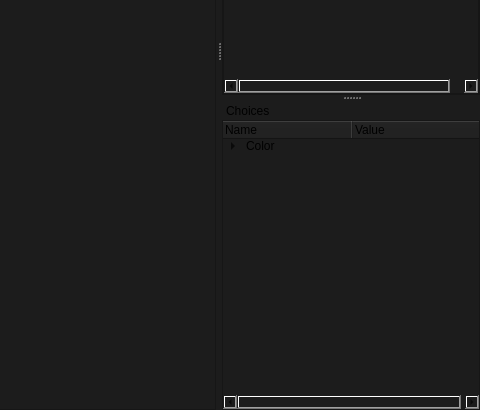
The window that smartprop_editor/main.ui (dertwist/Hammer5Tools) describes before a commit, drawn with Qt 5; both pictures show x 800 to 1280 and y 310 to 720 of the 1280 by 720 pixel window.
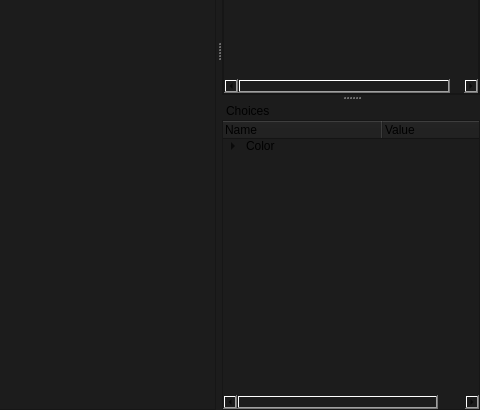
The same window after the commit. Icons and pictures are not drawn.

Commit message: Image viewer zoom in and out

Patch:
```diff
--- a/smartprop_editor/main.ui
+++ b/smartprop_editor/main.ui
@@ -1123,6 +1123,9 @@
        <attribute name="headerMinimumSectionSize">
         <number>130</number>
        </attribute>
+       <attribute name="headerDefaultSectionSize">
+        <number>160</number>
+       </attribute>
        <column>
         <property name="text">
          <string>Name</string>
```
Left out of the diff: 79 changed lines with no effect on the pictures. The commit also changes 1 other file.
